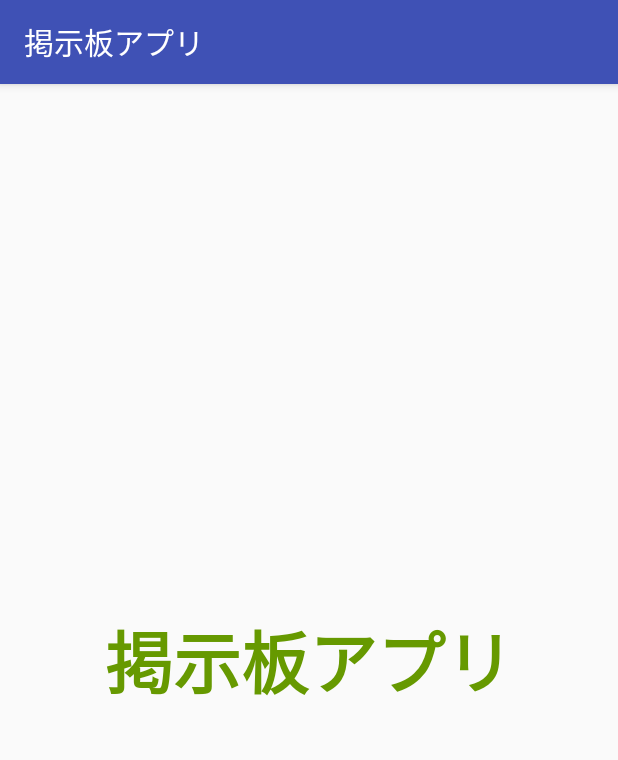
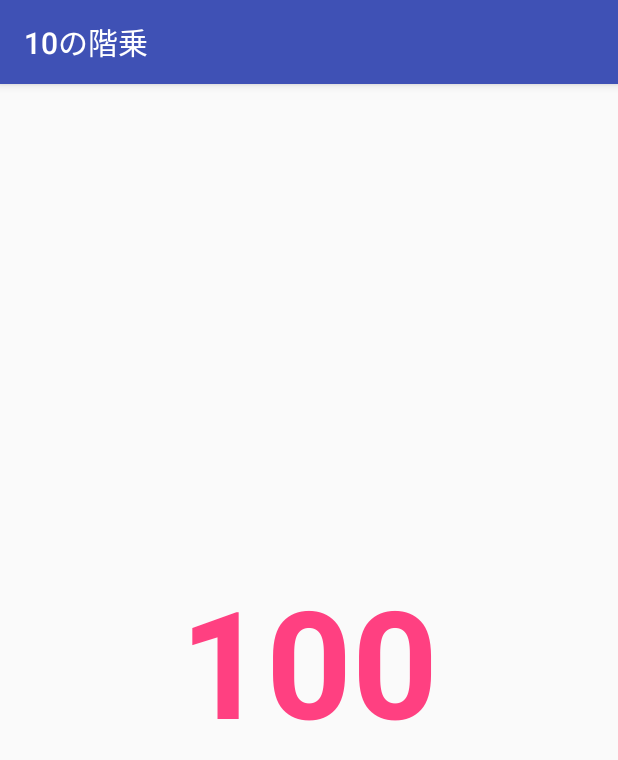
Before and after one commit to ObayashiTatsunori/Android_study, an Android app: the screen it shows after launch (MainActivity), on a phone screen of 412 x 824 dp. Shown: the top 760 px of the screen. Run offline under Robolectric (Android 15) with nearby library versions, the phone set to English and light mode, and no system bars.

Commit message:
05.プログラミング言語 Java

```diff
--- a/app/src/main/java/com/example/tatunori/firstapp/MainActivity.java
+++ b/app/src/main/java/com/example/tatunori/firstapp/MainActivity.java
@@ -1,7 +1,9 @@
 package com.example.tatunori.firstapp;
 
+import android.content.res.Resources;
 import android.support.v7.app.AppCompatActivity;
 import android.os.Bundle;
+import android.widget.TextView;
 
 public class MainActivity extends AppCompatActivity {
 
@@ -9,5 +11,24 @@ public class MainActivity extends AppCompatActivity {
     protected void onCreate(Bundle savedInstanceState) {
         super.onCreate(savedInstanceState);
         setContentView(R.layout.activity_main);
+        this.setTitle("10の階乗");
+        TextView firstText = (TextView)findViewById(R.id.firstText);
+        Resources res = getResources();
+        int color = res.getColor(R.color.colorAccent);
+
+//        long factorial = caluculaterFactorial(20);
+        firstText.setTextSize(100);
+        firstText.setText(String.valueOf(tenOfFactorial()));
+        firstText.setTextColor(color);
+    }
+    private long caluculaterFactorial(int n){
+        long product =1L;
+        for (int j = 1; j <=n ; j++) {
+            product = product * j;
+        }
+        return product;
+    }
+    private int tenOfFactorial(){
+        return 10*10;
     }
 }
--- a/app/src/main/res/layout/activity_main.xml
+++ b/app/src/main/res/layout/activity_main.xml
@@ -7,6 +7,7 @@
     tools:context=".MainActivity">
 
     <TextView
+        android:id="@+id/firstText"
         android:layout_width="wrap_content"
         android:layout_height="wrap_content"
         android:fontFamily="sans-serif"
```
